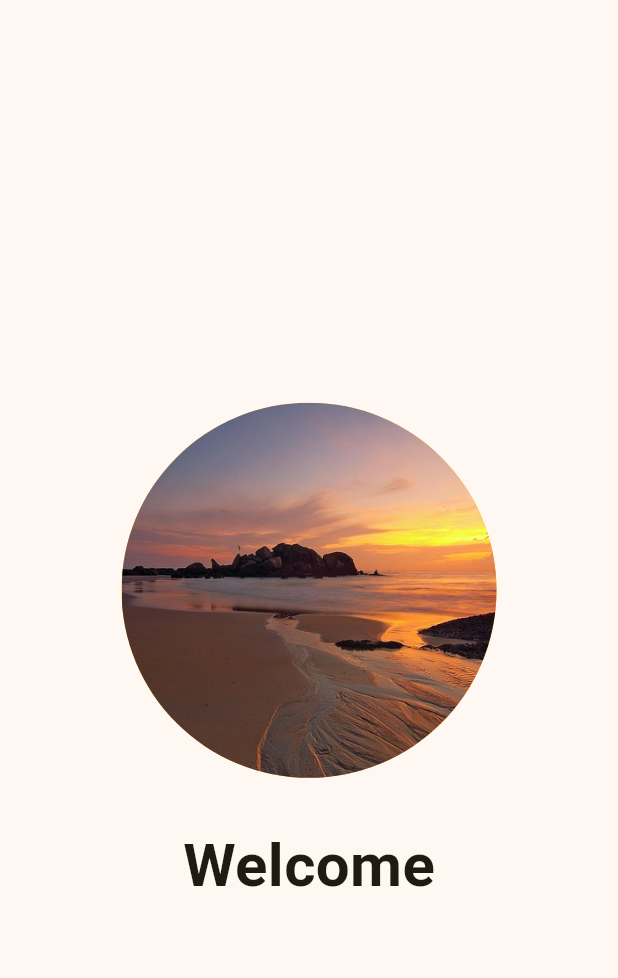
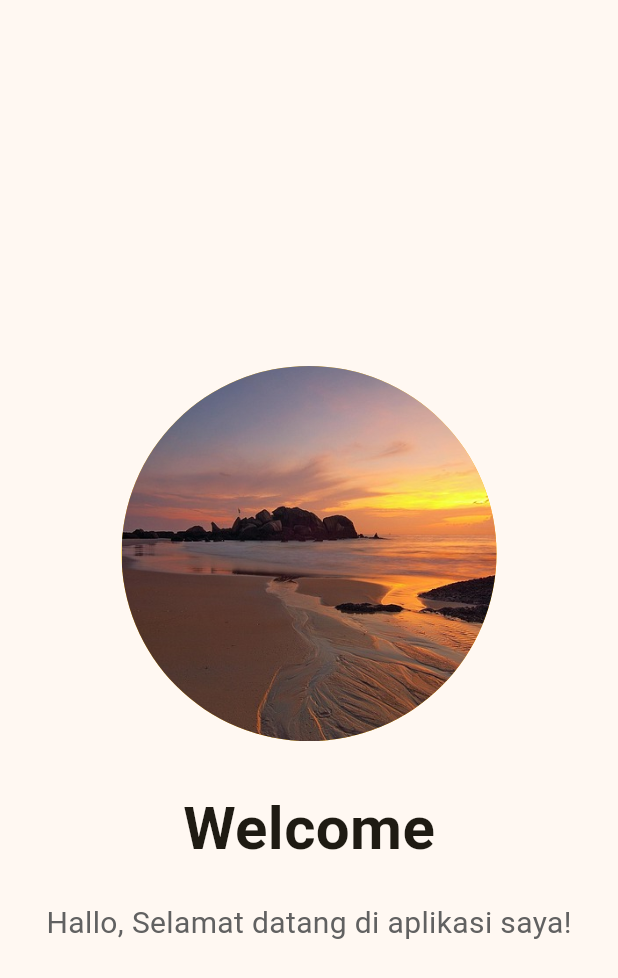
Before and after one commit to ginaa07/Latihan_Splash_Screen_week6_1123150124, a Flutter app: the screen it shows after launch, on a phone screen of 412 x 824 dp. Shown: the top 978 px of the screen. Run offline on Flutter 3.47's test engine with Material 3 defaults, Android fonts, the phone set to English and light mode, and no system bars.

Commit message:
melakukan penambahan subtitle

```diff
--- a/lib/screen/splash_screen_1.dart
+++ b/lib/screen/splash_screen_1.dart
@@ -33,8 +33,16 @@ class SplashScreen1 extends StatelessWidget {
             fontSize: 40,
             fontWeight: FontWeight.bold,
           ),
+        ),
+        SizedBox(height: 20),
+        Text(
+          "Hallo, Selamat datang di aplikasi saya!",
+          style: TextStyle(
+            fontSize: 20,
+            color: Colors.grey[700],
+          ),
+        )
 
-        )
         ],
     ),
     ),
```
